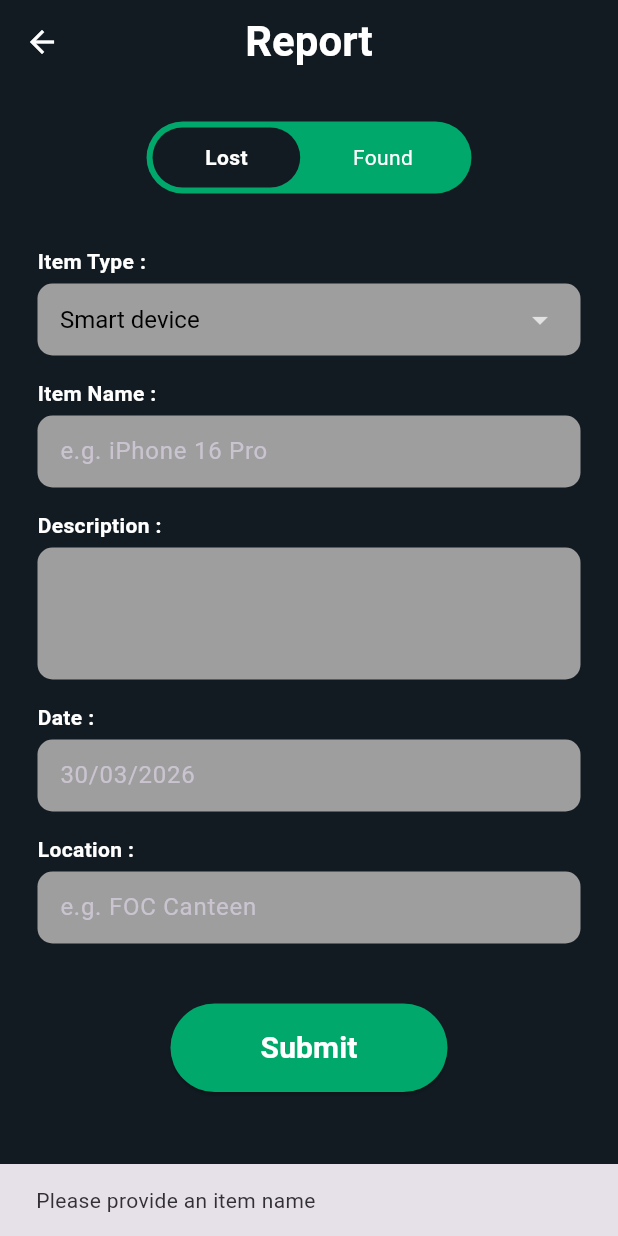
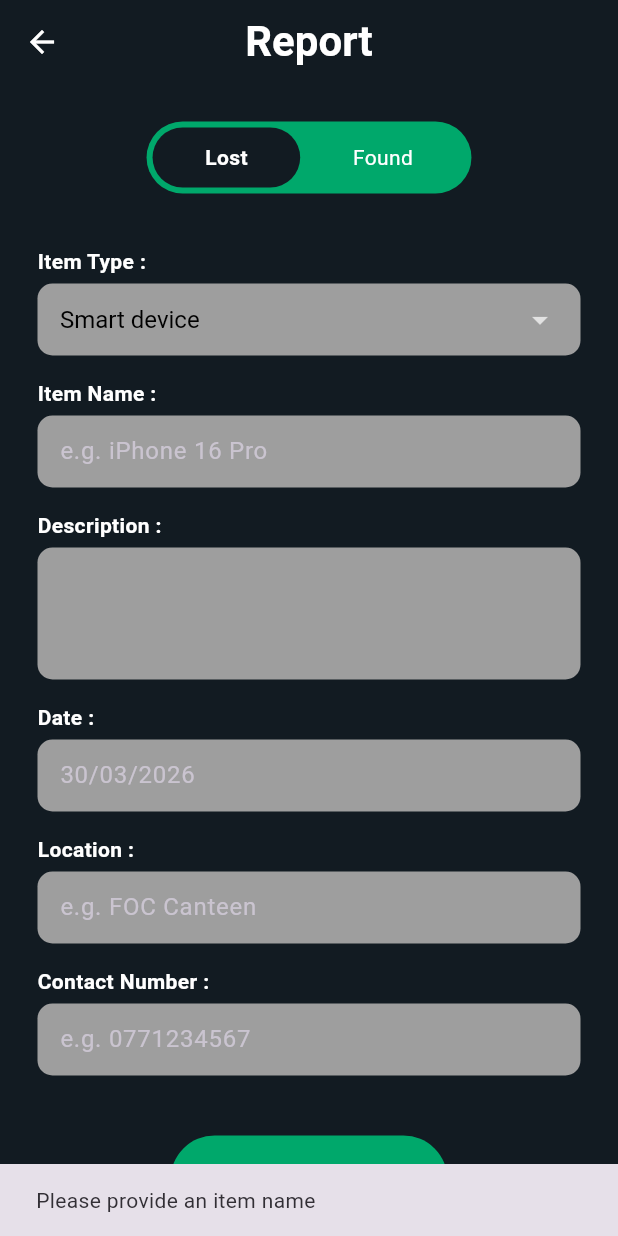
Before and after one commit to damindiw/findit_app, a Flutter app: the ReportPage screen opened directly, after a tap on "Submit", on a phone screen of 412 x 824 dp. Run offline on Flutter 3.47's test engine with Material 3 defaults, Android fonts, the phone set to English and light mode, and no system bars; our stand-ins replace cloud_firestore, firebase_auth, firebase_core; accounts and stored records are empty; generated files the repository leaves out were written again.

Commit message:
Update: Added contact field to reports and made search filters optional

```diff
--- a/lib/screens/report_page.dart
+++ b/lib/screens/report_page.dart
@@ -1,6 +1,6 @@
 import 'package:flutter/material.dart';
 import 'package:cloud_firestore/cloud_firestore.dart';
-import 'package:firebase_auth/firebase_auth.dart'; // Required for User ID
+import 'package:firebase_auth/firebase_auth.dart';
 
 class ReportPage extends StatefulWidget {
   const ReportPage({super.key});
@@ -16,6 +16,8 @@ class _ReportPageState extends State<ReportPage> {
   final _descController = TextEditingController();
   final _dateController = TextEditingController();
   final _locationController = TextEditingController();
+  // NEW: Controller for the contact number
+  final _contactController = TextEditingController();
 
   @override
   Widget build(BuildContext context) {
@@ -50,6 +52,7 @@ class _ReportPageState extends State<ReportPage> {
               ),
             ),
             const SizedBox(height: 20),
+
             _buildLabel("Item Type :"),
             _buildFieldContainer(DropdownButtonHideUnderline(
               child: DropdownButton<String>(
@@ -66,12 +69,14 @@ class _ReportPageState extends State<ReportPage> {
                 onChanged: (v) => setState(() => _selectedType = v!),
               ),
             )),
+
             _buildLabel("Item Name :"),
             _buildFieldContainer(TextField(
               controller: _nameController,
               style: const TextStyle(color: Colors.black),
               decoration: const InputDecoration(border: InputBorder.none, hintText: "e.g. iPhone 16 Pro"),
             )),
+
             _buildLabel("Description :"),
             _buildFieldContainer(TextField(
               controller: _descController,
@@ -79,18 +84,30 @@ class _ReportPageState extends State<ReportPage> {
               style: const TextStyle(color: Colors.black),
               decoration: const InputDecoration(border: InputBorder.none),
             )),
+
             _buildLabel("Date :"),
             _buildFieldContainer(TextField(
               controller: _dateController,
               style: const TextStyle(color: Colors.black),
               decoration: const InputDecoration(border: InputBorder.none, hintText: "30/03/2026"),
             )),
+
             _buildLabel("Location :"),
             _buildFieldContainer(TextField(
               controller: _locationController,
               style: const TextStyle(color: Colors.black),
               decoration: const InputDecoration(border: InputBorder.none, hintText: "e.g. FOC Canteen"),
             )),
+
+            // NEW: Contact Number Field
+            _buildLabel("Contact Number :"),
+            _buildFieldContainer(TextField(
+              controller: _contactController,
+              keyboardType: TextInputType.phone, // Opens numeric keypad
+              style: const TextStyle(color: Colors.black),
+              decoration: const InputDecoration(border: InputBorder.none, hintText: "e.g. 0771234567"),
+            )),
+
             const SizedBox(height: 40),
             Center(
               child: ElevatedButton(
@@ -148,9 +165,8 @@ class _ReportPageState extends State<ReportPage> {
     );
   }
 
-  // --- UPDATED SUBMIT LOGIC ---
   void _submitReport() async {
-    // 1. Basic check
+    // Basic validation
     if (_nameController.text.isEmpty) {
       ScaffoldMessenger.of(context).showSnackBar(
         const SnackBar(content: Text("Please provide an item name")),
@@ -158,8 +174,15 @@ class _ReportPageState extends State<ReportPage> {
       return;
     }
 
+    // NEW: Check if contact is provided
+    if (_contactController.text.isEmpty) {
+      ScaffoldMessenger.of(context).showSnackBar(
+        const SnackBar(content: Text("Please provide a contact number")),
+      );
+      return;
+    }
+
     try {
-      // 2. Get current User ID
       String? userId = FirebaseAuth.instance.currentUser?.uid;
 
       if (userId == null) {
@@ -169,21 +192,21 @@ class _ReportPageState extends State<ReportPage> {
         return;
       }
 
-      // 3. Save to Firestore
+      // Save to Firestore with the NEW contact field
       await FirebaseFirestore.instance.collection('reports').add({
-        'userId': userId, // CRITICAL: This connects the report to you
+        'userId': userId,
         'status': _status,
         'itemType': _selectedType,
         'itemName': _nameController.text.trim(),
         'description': _descController.text.trim(),
         'date': _dateController.text.trim(),
         'location': _locationController.text.trim(),
-        'createdAt': FieldValue.serverTimestamp(), // Useful for sorting
+        'contact': _contactController.text.trim(), // NEW FIELD SAVED HERE
+        'createdAt': FieldValue.serverTimestamp(),
       });
 
       if (!mounted) return;
 
-      // 4. Show success and go back
       ScaffoldMessenger.of(context).showSnackBar(
         const SnackBar(content: Text("Report submitted successfully!")),
       );
```
Also changed, not shown: lib/screens/lost_found_list_page.dart (+34 -8 lines).
